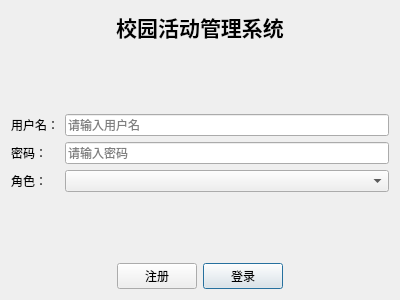
First picture: the form in loginwindow.ui, repository mascot0426/scholarship, before the edit.
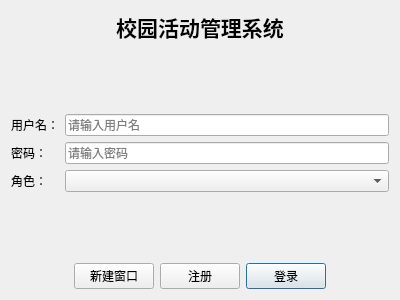
Second picture: the form after the edit.

Commit message: 第三次提交：在登录界面添加了窗口多开功能

```diff
--- a/loginwindow.ui
+++ b/loginwindow.ui
@@ -116,6 +116,13 @@
        </property>
       </spacer>
      </item>
+     <item>
+      <widget class="QPushButton" name="newWindowButton">
+       <property name="text">
+        <string>新建窗口</string>
+       </property>
+      </widget>
+     </item>
      <item>
       <widget class="QPushButton" name="registerButton">
        <property name="text">
```
Left out of the diff: 1 changed line with no effect on the pictures. The commit also changes 2 other files.
